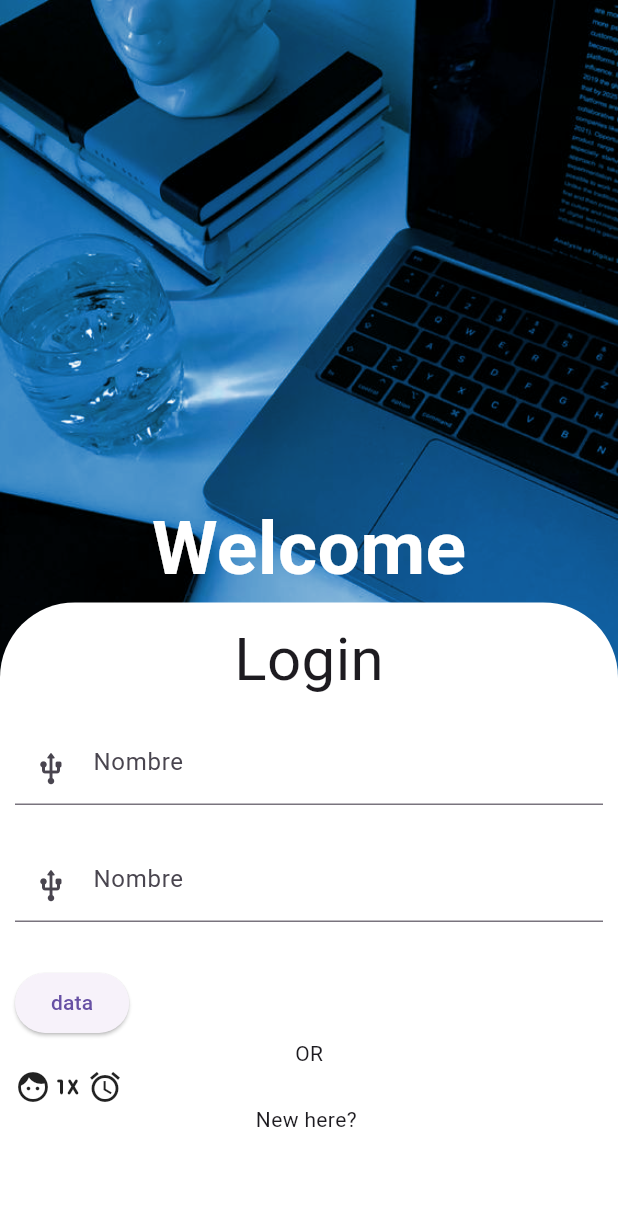
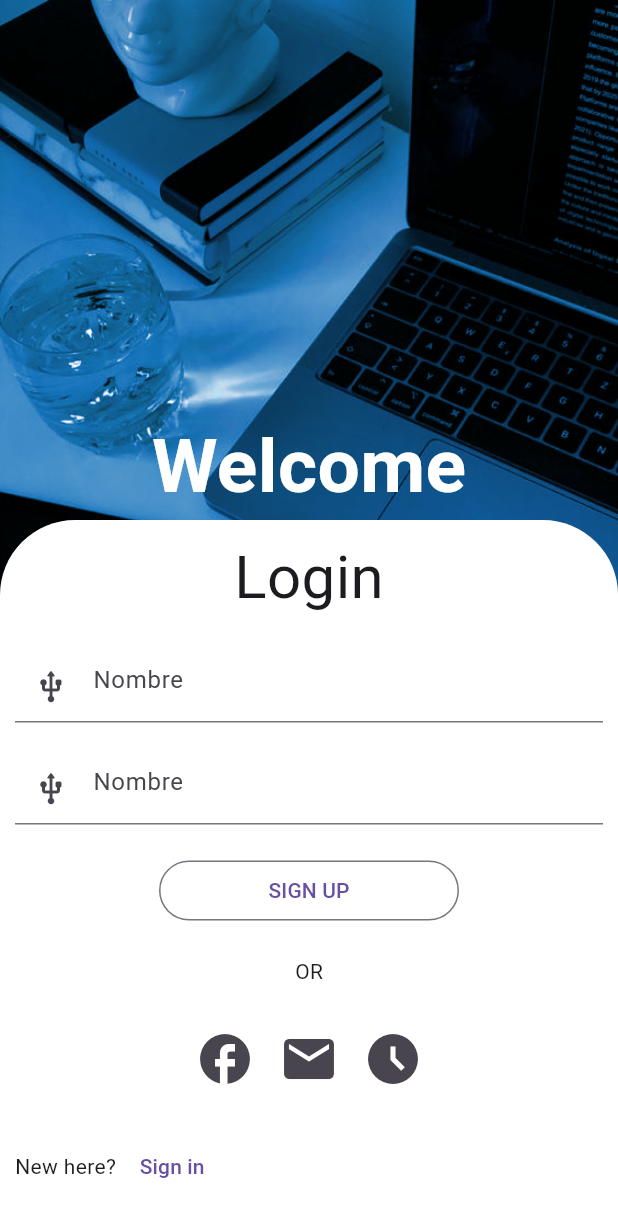
Before and after one commit to AndreaJVB/Tarea-Login, a Flutter app: the screen it shows after launch, on a phone screen of 412 x 824 dp. Shown: the top 1217 px of the screen. Run offline on Flutter 3.47's test engine with Material 3 defaults, Android fonts, the phone set to English and light mode, and no system bars; Roboto replaces fonts that are missing (Arial).

Commit message:
Agregado la funcion de navegar entre el Login y registro

```diff
--- a/tarea_login/lib/inicio_de_sesion.dart
+++ b/tarea_login/lib/inicio_de_sesion.dart
@@ -32,7 +32,7 @@ class InicioDeSesion extends StatelessWidget{
         child: Column(
 
           children: [
-            SizedBox(height: altura/2.5,),
+            SizedBox(height: altura/3,),
             const Text("Welcome", style: textLoguinStyle,),
 
             Expanded(child: Container(
@@ -43,22 +43,37 @@ class InicioDeSesion extends StatelessWidget{
                 )
                 ),
                 child: SingleChildScrollView(
-                  padding: EdgeInsets.all(10),
+                  padding: const EdgeInsets.all(10),
                   child: Column(
                     mainAxisAlignment: MainAxisAlignment.center,
-                    children: [Text("Login", style: TextStyle(fontSize: 40),),
-                    SizedBox(height: 20,),
+                    children: [const Text("Login", style: TextStyle(fontSize: 40),),
+                    const SizedBox(height: 20,),
                     Wrap(
-                      runSpacing: 30,
+                      alignment: WrapAlignment.center,
+                      runSpacing: 20,
                       children: [
-                        CustomInicio(),
-                    CustomInicio(),
-                    ElevatedButton(onPressed: (){}, child: Text("data"))
+                        const CustomInicio(),
+                        const CustomInicio(),
+                        Row(
+                          mainAxisAlignment: MainAxisAlignment.center,
+                          children: [
+                            OutlinedButton(style: ButtonStyle(fixedSize: WidgetStateProperty.all(Size(200, 0))),onPressed: (){}, child: Text("SIGN UP")),
+                          ],
+                        ),
+                        const Text("OR",),
+                         Row(
+                          mainAxisAlignment: MainAxisAlignment.center,
+                          children: [IconButton(onPressed: (){}, icon: Icon(Icons.facebook), style: ButtonStyle(iconSize: WidgetStateProperty.all(40)),),
+                              IconButton(onPressed: (){}, icon: Icon(Icons.email),style: ButtonStyle(iconSize: WidgetStateProperty.all(40))),
+                              IconButton(onPressed: (){}, icon: Icon(Icons.access_time_filled_sharp),style: ButtonStyle(iconSize: WidgetStateProperty.all(40)))
+                            ],
+                          ),
+                        Row(children: [const Text("New here? "),
+                            TextButton(onPressed: ()=> Navigator.of(context).pushNamed('registro'), child: Text("Sign in")),
+                        ],)
                       ],
                     ),
-                    Text("OR"),
-                    Row(children: [Icon(Icons.face), Icon(Icons.one_x_mobiledata_rounded), Icon(Icons.access_alarm_sharp)],),
-                    Text("New here? ")
+
                   ],),
                 ),
             )
--- a/tarea_login/lib/main.dart
+++ b/tarea_login/lib/main.dart
@@ -1,5 +1,6 @@
 import 'package:flutter/material.dart';
 import 'package:tarea_login/inicio_de_sesion.dart';
+import 'package:tarea_login/registro.dart';
 
 void main(){
   runApp(const MyApp());
@@ -16,6 +17,7 @@ class MyApp extends StatelessWidget{
       initialRoute: 'inicio_sesion',
       routes: {
         'inicio_sesion' : (context) => const InicioDeSesion(),
+        'registro': (context)=> InputsPage()
       }
 
     );
```
